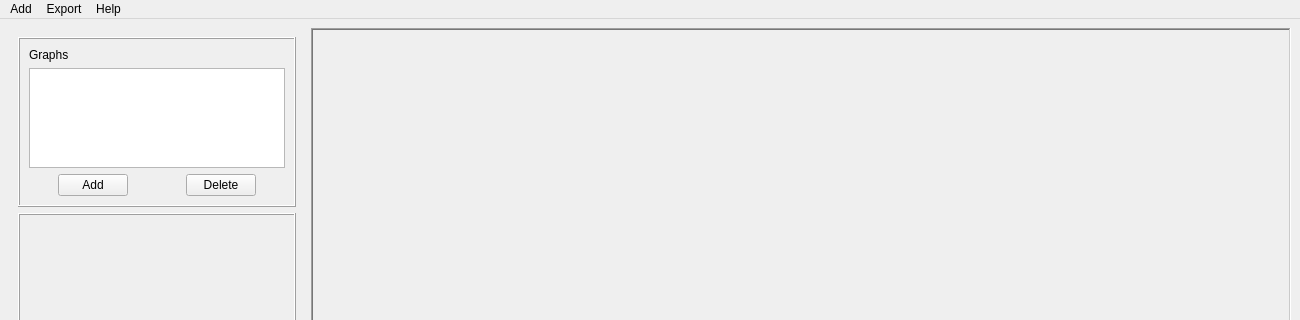
Old version of the form plot_tool/designer/window/window_ui.ui in the repository grupo-tc-volcan/plot-tool; both pictures show x 0 to 1300 and y 0 to 320 of the 1300 by 827 pixel window.
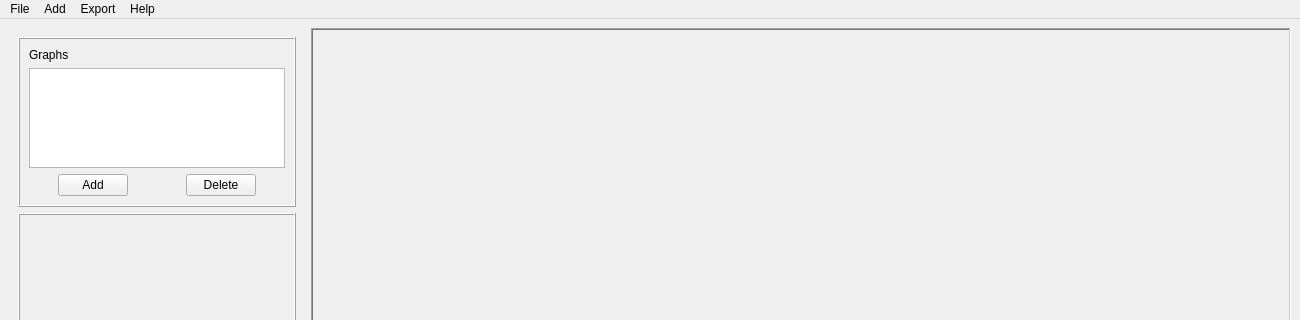
New version of the form. Custom widgets are drawn as their Qt base class.

```diff
--- a/plot_tool/designer/window/window_ui.ui
+++ b/plot_tool/designer/window/window_ui.ui
@@ -225,6 +225,14 @@
     <addaction name="actionfrom_LTSpice_IV_2"/>
     <addaction name="actionfrom_Excel_2"/>
    </widget>
+   <widget class="QMenu" name="menuFile">
+    <property name="title">
+     <string>File</string>
+    </property>
+    <addaction name="actionOpen_2"/>
+    <addaction name="actionSave_2"/>
+   </widget>
+   <addaction name="menuFile"/>
    <addaction name="menuAdd"/>
    <addaction name="menuExport"/>
    <addaction name="menuAbout"/>
```
Left out of the diff: 20 changed lines with no effect on the pictures.
